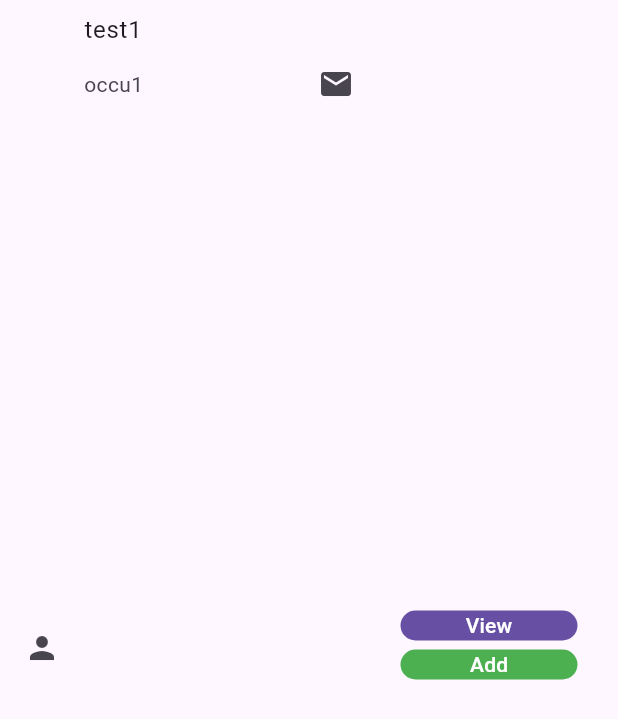
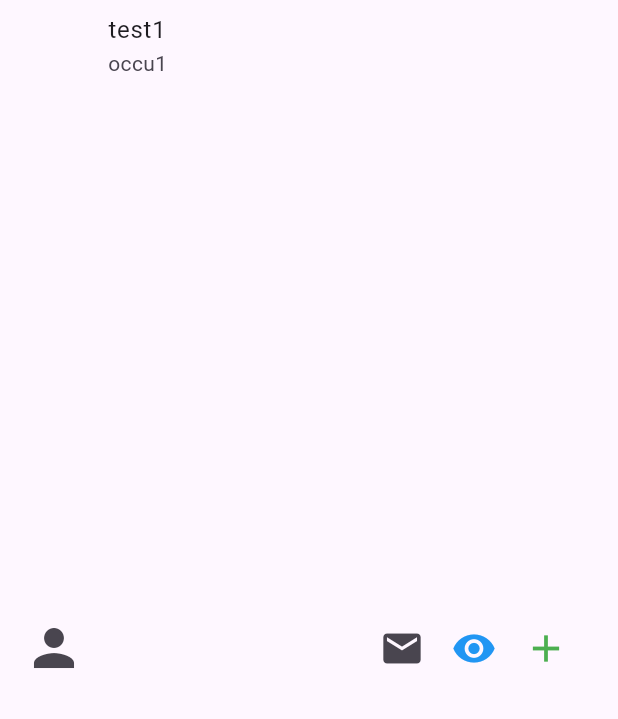
Before and after one commit to JackTse-Conestogac/Mobile_FinalProject_G5, a Flutter app: the ContactTile widget shown alone on an empty page, opened directly with sample values from the repository, on a phone screen of 412 x 824 dp. Shown: the top 719 px of the screen. Run offline on Flutter 3.47's test engine with Material 3 defaults, Android fonts, the phone set to English and light mode, and no system bars; our stand-ins replace shared_preferences; accounts and stored records are empty.

Commit message:
change view and add button to icons in contactTile.dart

```diff
--- a/coffee_meet_app/lib/listTiles/contactTile.dart
+++ b/coffee_meet_app/lib/listTiles/contactTile.dart
@@ -70,7 +70,7 @@ class _ContactTileState extends State<ContactTile> {
   @override
   Widget build(BuildContext context) {
     return ListTile(
-      leading: Icon(Icons.person),
+      leading: Icon(Icons.person, size: 40),
       title: Text(widget.user.name),
       subtitle: Column(
         crossAxisAlignment: CrossAxisAlignment.center,
@@ -79,16 +79,7 @@ class _ContactTileState extends State<ContactTile> {
             mainAxisAlignment: MainAxisAlignment.spaceBetween,
             children: [
               Text(widget.user.occupation),
-              IconButton(
-                onPressed: () async {
-                  final Uri emailUri = Uri(
-                    scheme: 'mailto',
-                    path: emailUrl,
-                  );
-                    await launchUrl(emailUri);
-                },
-                icon: Icon(Icons.mail),
-              ),
+
               //Text("Contact"),
               // IconButton(
               //   icon: Icon(Icons.delete),
@@ -100,52 +91,39 @@ class _ContactTileState extends State<ContactTile> {
           ),
         ],
       ),
-      trailing: Column(
+      trailing: Row(
+        mainAxisSize: MainAxisSize.min,
         children: [
-          Padding(
-            padding: const EdgeInsets.all(3.0),
-            child: SizedBox(
-              width: 118,
-              height: 20,
-              child: FilledButton(
+          IconButton(
+            onPressed: () async {
+              final Uri emailUri = Uri(
+                scheme: 'mailto',
+                path: emailUrl,
+              );
+              await launchUrl(emailUri);
+            },
+            icon: Icon(Icons.mail, size: 30),
+          ),
+          // View Icon
+          IconButton(
+            icon: Icon(Icons.visibility, size: 30, color: Colors.blue), // 查看图标
             onPressed: () {
               Navigator.push(
                 context,
                 MaterialPageRoute(
-                      builder: (context) =>
-                          ContactProfileView(user: widget.user),
+                  builder: (context) => ContactProfileView(user: widget.user),
                 ),
               );
             },
-                child: Text("View"),
           ),
+          // Add/Remove Icon
+          IconButton(
+            icon: Icon(
+              widget.connected ? Icons.remove : Icons.add,
+              size: 30,
+              color: widget.connected ? Colors.red : Colors.green,
             ),
-          ),
-          Padding(
-            padding: const EdgeInsets.all(3.0),
-            child: SizedBox(
-              width: 118,
-              height: 20,
-              child: !widget.connected ? FilledButton(
-                onPressed: addUserConnection,
-                style: FilledButton.styleFrom(
-                  backgroundColor: Colors.green // Default color
-                ),
-                child: Text(
-                  "Add",
-                  style: const TextStyle(color: Colors.white),
-                ),
-              ) : FilledButton(
-                onPressed: removeUserConnection,
-                style: FilledButton.styleFrom(
-                    backgroundColor: Colors.red // Default color
-                ),
-                child: Text(
-                  "Remove",
-                  style: const TextStyle(color: Colors.white),
-                ),
-              ),
-            ),
+            onPressed: widget.connected ? removeUserConnection : addUserConnection,
           ),
         ],
       ),
```
Lines whose indentation alone changed are shown as unchanged.
